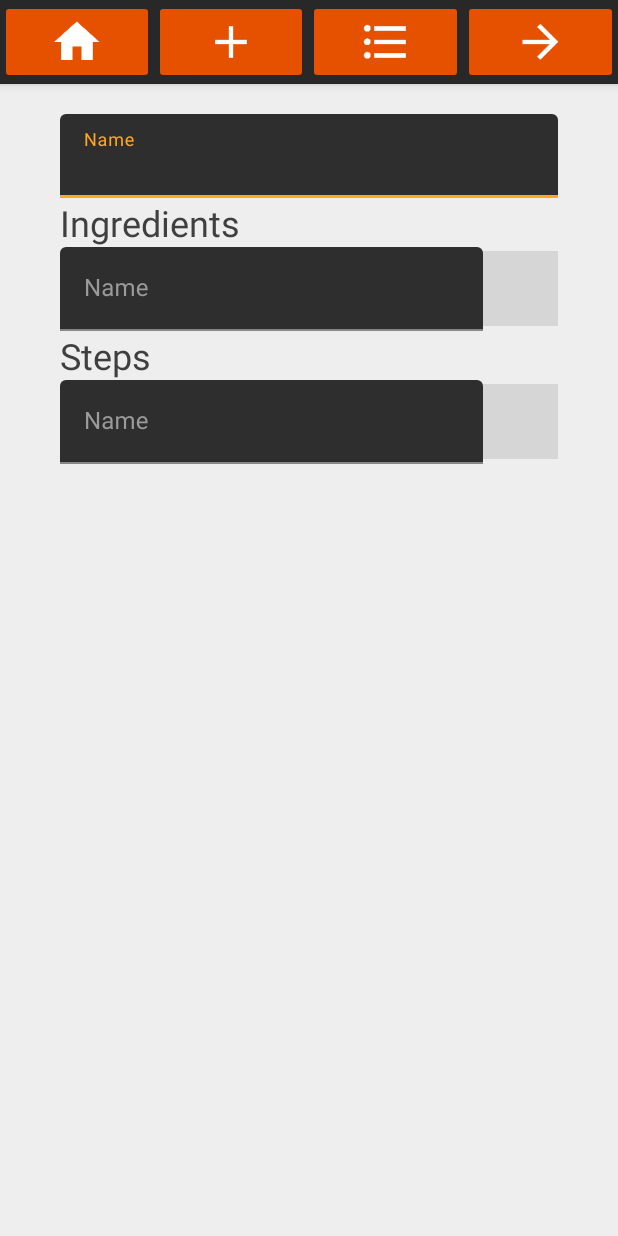
After one commit to JohnBrockway/quick-fixins-android-app, an Android app: the CreateNewRecipeActivity screen opened directly, with no data from a screen before it, on a phone screen of 412 x 824 dp. The commit adds this screen. Run offline under Robolectric (Android 15) with nearby library versions, the phone set to English and light mode, and no system bars; network calls fail; grey boxes are pictures that could not be loaded.

Commit message:
Add Activity for creating new recipe

```diff
--- a/app/build.gradle
+++ b/app/build.gradle
@@ -27,4 +27,5 @@ dependencies {
     androidTestImplementation 'com.android.support.test.espresso:espresso-core:3.0.2'
     implementation 'com.android.support:design:28.0.0-alpha3'
     implementation 'com.android.volley:volley:1.1.0'
+    implementation 'com.android.support:recyclerview-v7:28.0.0-alpha3'
 }
--- a/app/src/main/AndroidManifest.xml
+++ b/app/src/main/AndroidManifest.xml
@@ -11,7 +11,10 @@
         android:roundIcon="@mipmap/ic_launcher_round"
         android:supportsRtl="true"
         android:theme="@style/AppTheme">
-        <activity android:name=".RateRecipeDialogActivity" android:theme="@style/DialogNoActionBar"></activity>
+        <activity android:name=".CreateNewRecipeActivity"></activity>
+        <activity
+            android:name=".RateRecipeDialogActivity"
+            android:theme="@style/DialogNoActionBar" />
         <activity android:name=".SplashPageActivity">
             <intent-filter>
                 <action android:name="android.intent.action.MAIN" />
--- /dev/null
+++ b/app/src/main/java/com/ethosgames/quickfixins/CreateNewRecipeActivity.java
@@ -0,0 +1,42 @@
+package com.ethosgames.quickfixins;
+
+import android.support.v7.app.AppCompatActivity;
+import android.os.Bundle;
+import android.support.v7.widget.LinearLayoutManager;
+import android.support.v7.widget.RecyclerView;
+
+import java.util.ArrayList;
+
+public class CreateNewRecipeActivity extends AppCompatActivity {
+    private RecyclerView stepInputsRecyclerView;
+    private RecyclerView ingredientInputsRecyclerView;
+    private RecyclerView.Adapter stepInputsAdapter;
+    private RecyclerView.Adapter ingredientInputsAdapter;
+    private RecyclerView.LayoutManager stepInputsLayoutManager;
+    private RecyclerView.LayoutManager ingredientInputsLayoutManager;
+
+    private final ArrayList<String> steps = new ArrayList<>();
+    private final ArrayList<String> ingredients = new ArrayList<>();
+
+    @Override
+    protected void onCreate(Bundle savedInstanceState) {
+        super.onCreate(savedInstanceState);
+        setContentView(R.layout.activity_create_new_recipe);
+
+        steps.add("");
+        ingredients.add("");
+
+        stepInputsLayoutManager = new LinearLayoutManager(this);
+        ingredientInputsLayoutManager= new LinearLayoutManager(this);
+
+        stepInputsRecyclerView = findViewById(R.id.stepsList);
+        stepInputsRecyclerView.setLayoutManager(stepInputsLayoutManager);
+        stepInputsAdapter = new StepInputsAdapter(steps);
+        stepInputsRecyclerView.setAdapter(stepInputsAdapter);
+
+        ingredientInputsRecyclerView = findViewById(R.id.ingredientsList);
+        ingredientInputsRecyclerView.setLayoutManager(ingredientInputsLayoutManager);
+        ingredientInputsAdapter = new IngredientInputsAdapter(ingredients);
+        ingredientInputsRecyclerView.setAdapter(ingredientInputsAdapter);
+    }
+}
--- /dev/null
+++ b/app/src/main/java/com/ethosgames/quickfixins/IngredientInputsAdapter.java
@@ -0,0 +1,57 @@
+package com.ethosgames.quickfixins;
+
+import android.support.design.widget.TextInputEditText;
+import android.support.v7.widget.RecyclerView;
+import android.util.Log;
+import android.view.LayoutInflater;
+import android.view.View;
+import android.view.ViewGroup;
+import android.widget.ImageButton;
+import android.widget.TextView;
+
+import java.util.ArrayList;
+
+public class IngredientInputsAdapter extends RecyclerView.Adapter<IngredientInputsAdapter.IngredientInputViewHolder> {
+    private ArrayList<String> ingredients;
+
+    public class IngredientInputViewHolder extends RecyclerView.ViewHolder implements View.OnClickListener {
+        public TextInputEditText textInput;
+        public ImageButton addButton;
+
+        public IngredientInputViewHolder(View parentView) {
+            super(parentView);
+
+            textInput = parentView.findViewById(R.id.nameText);
+            addButton = parentView.findViewById(R.id.addButton);
+
+            addButton.setOnClickListener(this);
+        }
+
+        @Override
+        public void onClick(View view) {
+            ingredients.add(getAdapterPosition() + 1, String.valueOf(getAdapterPosition() + 1));
+            notifyItemInserted(getAdapterPosition() + 1);
+        }
+    }
+
+    public IngredientInputsAdapter(ArrayList<String> ingredients) {
+        this.ingredients = ingredients;
+    }
+
+    @Override
+    public IngredientInputViewHolder onCreateViewHolder(ViewGroup parent, int viewType) {
+        View view = LayoutInflater.from(parent.getContext()).inflate(R.layout.item_ingredient_input, parent, false);
+        IngredientInputViewHolder viewHolder = new IngredientInputViewHolder(view);
+        return viewHolder;
+    }
+
+    @Override
+    public void onBindViewHolder(IngredientInputViewHolder holder, int position) {
+        holder.textInput.setText(ingredients.get(position));
+    }
+
+    @Override
+    public int getItemCount() {
+        return ingredients.size();
+    }
+}
--- a/app/src/main/java/com/ethosgames/quickfixins/IngredientsAdapter.java
+++ b/app/src/main/java/com/ethosgames/quickfixins/IngredientsAdapter.java
@@ -5,13 +5,13 @@ import android.view.LayoutInflater;
 import android.view.ViewGroup;
 import android.widget.TextView;
 
-public class IngredientsAdapter extends RecyclerView.Adapter<IngredientsAdapter.IngredientsViewHolder> {
+public class IngredientsAdapter extends RecyclerView.Adapter<IngredientsAdapter.IngredientViewHolder> {
     private String[] ingredients;
 
-    public static class IngredientsViewHolder extends RecyclerView.ViewHolder {
+    public static class IngredientViewHolder extends RecyclerView.ViewHolder {
         public TextView textView;
 
-        public IngredientsViewHolder(TextView v) {
+        public IngredientViewHolder(TextView v) {
             super(v);
             textView = v;
         }
@@ -22,14 +22,14 @@ public class IngredientsAdapter extends RecyclerView.Adapter<IngredientsAdapter.
     }
 
     @Override
-    public IngredientsViewHolder onCreateViewHolder(ViewGroup parent, int viewType) {
+    public IngredientViewHolder onCreateViewHolder(ViewGroup parent, int viewType) {
         TextView view = (TextView) LayoutInflater.from(parent.getContext()).inflate(R.layout.item_recipe_ingredients, parent, false);
-        IngredientsViewHolder viewHolder = new IngredientsViewHolder(view);
+        IngredientViewHolder viewHolder = new IngredientViewHolder(view);
         return viewHolder;
     }
 
     @Override
-    public void onBindViewHolder(IngredientsViewHolder holder, int position) {
+    public void onBindViewHolder(IngredientViewHolder holder, int position) {
         holder.textView.setText(ingredients[position]);
     }
 
--- a/app/src/main/java/com/ethosgames/quickfixins/SingleRecipeActivity.java
+++ b/app/src/main/java/com/ethosgames/quickfixins/SingleRecipeActivity.java
@@ -120,6 +120,10 @@ public class SingleRecipeActivity extends AppCompatActivity {
             saveFab.setImageResource(R.drawable.favorite_border);
         }
         writeRecipesToFile(savedRecipes, getString(R.string.saved_recipes_file_path));
+    }
+
+    public void createNewRecipe(View view) {
+        startActivity(new Intent(this, CreateNewRecipeActivity.class));
     }
 
     public void goToRandomActivity(View view) {
--- /dev/null
+++ b/app/src/main/java/com/ethosgames/quickfixins/StepInputsAdapter.java
@@ -0,0 +1,57 @@
+package com.ethosgames.quickfixins;
+
+import android.support.design.widget.TextInputEditText;
+import android.support.v7.widget.RecyclerView;
+import android.util.Log;
+import android.view.LayoutInflater;
+import android.view.View;
+import android.view.ViewGroup;
+import android.widget.ImageButton;
+import android.widget.TextView;
+
+import java.util.ArrayList;
+
+public class StepInputsAdapter extends RecyclerView.Adapter<StepInputsAdapter.StepInputViewHolder> {
+    private ArrayList<String> steps;
+
+    public class StepInputViewHolder extends RecyclerView.ViewHolder implements View.OnClickListener {
+        public TextInputEditText textInput;
+        public ImageButton addButton;
+
+        public StepInputViewHolder(View parentView) {
+            super(parentView);
+
+            textInput = parentView.findViewById(R.id.nameText);
+            addButton = parentView.findViewById(R.id.addButton);
+
+            addButton.setOnClickListener(this);
+        }
+
+        @Override
+        public void onClick(View view) {
+            steps.add(getAdapterPosition() + 1, String.valueOf(getAdapterPosition() + 1));
+            notifyItemInserted(getAdapterPosition() + 1);
+        }
+    }
+
+    public StepInputsAdapter(ArrayList<String> steps) {
+        this.steps = steps;
+    }
+
+    @Override
+    public StepInputViewHolder onCreateViewHolder(ViewGroup parent, int viewType) {
+        View view = LayoutInflater.from(parent.getContext()).inflate(R.layout.item_step_input, parent, false);
+        StepInputViewHolder viewHolder = new StepInputViewHolder(view);
+        return viewHolder;
+    }
+
+    @Override
+    public void onBindViewHolder(StepInputViewHolder holder, int position) {
+        holder.textInput.setText(steps.get(position));
+    }
+
+    @Override
+    public int getItemCount() {
+        return steps.size();
+    }
+}
--- /dev/null
+++ b/app/src/main/res/layout/activity_create_new_recipe.xml
@@ -0,0 +1,134 @@
+<?xml version="1.0" encoding="utf-8"?>
+<android.support.design.widget.CoordinatorLayout xmlns:android="http://schemas.android.com/apk/res/android"
+xmlns:app="http://schemas.android.com/apk/res-auto"
+xmlns:tools="http://schemas.android.com/tools"
+android:layout_width="match_parent"
+android:layout_height="match_parent"
+android:background="@color/lightGray"
+tools:context=".SingleRecipeActivity">
+
+<android.support.design.widget.AppBarLayout
+    android:layout_width="match_parent"
+    android:layout_height="wrap_content">
+
+    <LinearLayout
+        android:layout_width="match_parent"
+        android:layout_height="@dimen/toolbarHeight"
+        android:gravity="center"
+        android:orientation="horizontal"
+        app:layout_scrollFlags="scroll|enterAlways">
+
+        <ImageButton
+            android:id="@+id/toolbarHome"
+            android:layout_width="wrap_content"
+            android:layout_height="match_parent"
+            android:layout_weight="1"
+            android:contentDescription="@string/home_icon_desc"
+            android:onClick="homeButtonPressed"
+            android:scaleType="fitCenter"
+            android:theme="@style/HeaderButton"
+            app:srcCompat="@drawable/home" />
+
+        <ImageButton
+            android:id="@+id/toolbarAdd"
+            android:layout_width="wrap_content"
+            android:layout_height="match_parent"
+            android:layout_weight="1"
+            android:contentDescription="@string/add_icon_desc"
+            android:onClick="createNewRecipe"
+            android:scaleType="fitCenter"
+            android:theme="@style/HeaderButton"
+            app:srcCompat="@drawable/add" />
+
+        <ImageButton
+            android:id="@+id/toolbarList"
+            android:layout_width="wrap_content"
+            android:layout_height="match_parent"
+            android:layout_weight="1"
+            android:contentDescription="@string/list_icon_desc"
+            android:scaleType="fitCenter"
+            android:theme="@style/HeaderButton"
+            app:srcCompat="@drawable/list_bulleted" />
+
+        <ImageButton
+            android:id="@+id/toolbarNext"
+            android:layout_width="wrap_content"
+            android:layout_height="match_parent"
+            android:layout_weight="1"
+            android:contentDescription="@string/next_icon_desc"
+            android:onClick="goToRandomActivity"
+            android:scaleType="fitCenter"
+            android:theme="@style/HeaderButton"
+            app:srcCompat="@drawable/arrow_forward" />
+
+    </LinearLayout>
+
+</android.support.design.widget.AppBarLayout>
+
+<android.support.v4.widget.NestedScrollView
+    android:id="@+id/nestedScrollView"
+    android:layout_width="match_parent"
+    android:layout_height="match_parent"
+    app:layout_behavior="@string/appbar_scrolling_view_behavior">
+
+    <LinearLayout
+        android:layout_width="match_parent"
+        android:layout_height="match_parent"
+        android:layout_marginLeft="@dimen/page_margin_horizontal_sides"
+        android:layout_marginTop="@dimen/page_margin_vertical_sides"
+        android:layout_marginRight="@dimen/page_margin_horizontal_sides"
+        android:layout_marginBottom="@dimen/page_margin_vertical_sides"
+        android:orientation="vertical"
+        tools:context=".CreateNewRecipeActivity">
+
+        <android.support.design.widget.TextInputLayout
+            android:id="@+id/nameText"
+            android:layout_width="fill_parent"
+            android:layout_height="wrap_content"
+            android:layout_weight="1"
+            android:hint="@string/recipe_name_hint_text"
+            android:textColorHint="@color/colorTextLight">
+
+            <android.support.design.widget.TextInputEditText
+                android:layout_width="match_parent"
+                android:layout_height="wrap_content"
+                android:textColor="@color/colorText" />
+
+        </android.support.design.widget.TextInputLayout>
+
+        <TextView
+            android:id="@+id/ingredientsHeading"
+            android:layout_width="match_parent"
+            android:layout_height="wrap_content"
+            android:text="@string/ingredients_heading"
+            android:layout_weight="1"
+            android:textColor="@color/colorText"
+            android:textSize="24sp" />
+
+        <android.support.v7.widget.RecyclerView
+            android:id="@+id/ingredientsList"
+            android:layout_width="match_parent"
+            android:layout_height="match_parent"
+            android:layout_weight="1" >
+
+        </android.support.v7.widget.RecyclerView>
+
+        <TextView
+            android:id="@+id/stepsHeading"
+            android:layout_width="match_parent"
+            android:layout_height="wrap_content"
+            android:text="@string/steps_heading"
+            android:layout_weight="1"
+            android:textColor="@color/colorText"
+            android:textSize="24sp" />
+
+        <android.support.v7.widget.RecyclerView
+            android:id="@+id/stepsList"
+            android:layout_width="match_parent"
+            android:layout_height="match_parent"
+            android:layout_weight="1" />
+
+    </LinearLayout>
+</android.support.v4.widget.NestedScrollView>
+
+</android.support.design.widget.CoordinatorLayout>
--- a/app/src/main/res/layout/activity_single_recipe.xml
+++ b/app/src/main/res/layout/activity_single_recipe.xml
@@ -36,6 +36,7 @@
                 android:layout_height="match_parent"
                 android:layout_weight="1"
                 android:contentDescription="@string/add_icon_desc"
+                android:onClick="createNewRecipe"
                 android:scaleType="fitCenter"
                 android:theme="@style/HeaderButton"
                 app:srcCompat="@drawable/add" />
@@ -74,11 +75,11 @@
         <LinearLayout
             android:layout_width="match_parent"
             android:layout_height="wrap_content"
-            android:layout_marginTop="@dimen/recipe_info_elements_margin"
-            android:layout_marginBottom="@dimen/recipe_info_elements_margin"
-            android:orientation="vertical"
-            android:paddingLeft="@dimen/recipe_page_side_margins"
-            android:paddingRight="@dimen/recipe_page_side_margins">
+            android:layout_marginLeft="@dimen/page_margin_horizontal_sides"
+            android:layout_marginTop="@dimen/page_margin_vertical_sides"
+            android:layout_marginRight="@dimen/page_margin_horizontal_sides"
+            android:layout_marginBottom="@dimen/page_margin_vertical_sides"
+            android:orientation="vertical">
 
             <ImageView
                 android:id="@+id/recipePrimaryImageView"
--- /dev/null
+++ b/app/src/main/res/layout/item_ingredient_input.xml
@@ -0,0 +1,34 @@
+<?xml version="1.0" encoding="utf-8"?>
+<LinearLayout xmlns:android="http://schemas.android.com/apk/res/android"
+    android:layout_width="match_parent"
+    android:layout_height="wrap_content"
+    xmlns:app="http://schemas.android.com/apk/res-auto"
+    android:orientation="horizontal">
+
+    <android.support.design.widget.TextInputLayout
+        android:layout_width="fill_parent"
+        android:layout_height="wrap_content"
+        android:layout_weight="1"
+        android:hint="Name"
+        android:textColorHint="@color/colorTextLight">
+
+        <android.support.design.widget.TextInputEditText
+            android:id="@+id/nameText"
+            android:layout_width="match_parent"
+            android:layout_height="wrap_content"
+            android:textColor="@color/colorText" />
+
+    </android.support.design.widget.TextInputLayout>
+
+    <ImageButton
+        android:id="@+id/addButton"
+        android:layout_width="50dp"
+        android:layout_height="50dp"
+        android:layout_gravity="center"
+        android:layout_weight="0"
+        android:backgroundTint="@color/lightGray"
+        android:scaleType="fitCenter"
+        android:theme="@style/ButtonWithGrayRipple"
+        app:srcCompat="@drawable/add_circle" />
+
+</LinearLayout>
--- /dev/null
+++ b/app/src/main/res/layout/item_step_input.xml
@@ -0,0 +1,34 @@
+<?xml version="1.0" encoding="utf-8"?>
+<LinearLayout xmlns:android="http://schemas.android.com/apk/res/android"
+    android:layout_width="match_parent"
+    android:layout_height="wrap_content"
+    xmlns:app="http://schemas.android.com/apk/res-auto"
+    android:orientation="horizontal">
+
+    <android.support.design.widget.TextInputLayout
+        android:layout_width="fill_parent"
+        android:layout_height="wrap_content"
+        android:layout_weight="1"
+        android:hint="Name"
+        android:textColorHint="@color/colorTextLight">
+
+        <android.support.design.widget.TextInputEditText
+            android:id="@+id/nameText"
+            android:layout_width="match_parent"
+            android:layout_height="wrap_content"
+            android:textColor="@color/colorText" />
+
+    </android.support.design.widget.TextInputLayout>
+
+    <ImageButton
+        android:id="@+id/addButton"
+        app:srcCompat="@drawable/add_circle"
+        android:layout_width="50dp"
+        android:layout_height="50dp"
+        android:layout_gravity="center"
+        android:layout_weight="0"
+        android:backgroundTint="@color/lightGray"
+        android:scaleType="fitCenter"
+        android:theme="@style/ButtonWithGrayRipple" />
+
+</LinearLayout>
--- a/app/src/main/res/values/colors.xml
+++ b/app/src/main/res/values/colors.xml
@@ -3,8 +3,13 @@
     <color name="colorPrimaryLight">#FFCD80</color>
     <color name="colorPrimary">#FFA726</color>
     <color name="colorPrimaryDark">#E65100</color>
+    <color name="colorAccent">#267DFF</color>
+    <color name="colorControlNormal">@color/colorTextLight</color>
+    <color name="colorControlActivated">@color/colorAccent</color>
+    <color name="colorControlHighlight">@color/colorAccent</color>
     <color name="colorText">#3F3F3F</color>
-    <color name="colorAccent">#267DFF</color>
+    <color name="colorTextLight">#9A9A9A</color>
     <color name="white">#FFFFFF</color>
     <color name="lightGray">#EEEEEE</color>
+
 </resources>
--- a/app/src/main/res/values/dimens.xml
+++ b/app/src/main/res/values/dimens.xml
@@ -3,7 +3,6 @@
     <dimen name="toolbarHeight">56dp</dimen>
     <dimen name="toolbar_icon_height">36dp</dimen>
     <dimen name="recipe_info_elements_margin">20dp</dimen>
-    <dimen name="recipe_page_side_margins">40dp</dimen>
     <dimen name="padding_between_ingredients">4dp</dimen>
     <dimen name="padding_between_steps">20dp</dimen>
     <dimen name="padding_between_fabs">16dp</dimen>
@@ -13,4 +12,6 @@
     <dimen name="dialog_outer_padding">20dp</dimen>
     <dimen name="dialog_inner_padding">20dp</dimen>
     <dimen name="dialog_button_inner_padding">10dp</dimen>
+    <dimen name="page_margin_horizontal_sides">40dp</dimen>
+    <dimen name="page_margin_vertical_sides">20dp</dimen>
 </resources>
--- a/app/src/main/res/values/strings.xml
+++ b/app/src/main/res/values/strings.xml
@@ -26,4 +26,5 @@
     <string name="rating_dialog_cancel_button_label">Cancel</string>
     <string name="ease_rating_intent_tag">easeRating</string>
     <string name="taste_rating_intent_tag">tasteRating</string>
+    <string name="recipe_name_hint_text">Name</string>
 </resources>
--- a/app/src/main/res/values/styles.xml
+++ b/app/src/main/res/values/styles.xml
@@ -6,6 +6,9 @@
         <item name="colorPrimary">@color/colorPrimary</item>
         <item name="colorPrimaryDark">@color/colorPrimaryDark</item>
         <item name="colorAccent">@color/colorAccent</item>
+        <item name="colorControlNormal">@color/colorControlNormal</item>
+        <item name="colorControlActivated">@color/colorControlActivated</item>
+        <item name="colorControlHighlight">@color/colorControlHighlight</item>
         <item name="coordinatorLayoutStyle">@style/Widget.Support.CoordinatorLayout</item>
     </style>
     <style name="HeaderButton" parent="AppTheme">
@@ -17,5 +20,8 @@
     <style name="DialogNoActionBar" parent="Theme.AppCompat.Dialog">
         <item name="windowNoTitle">true</item>
     </style>
+    <style name="ButtonWithGrayRipple" parent="AppTheme">
+        <item name="colorControlHighlight">@color/colorText</item>
+    </style>
 
 </resources>
```
